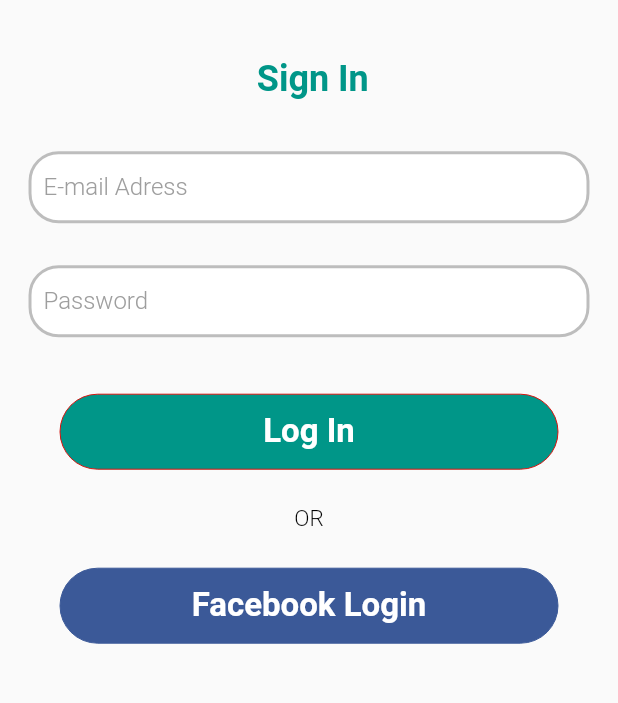
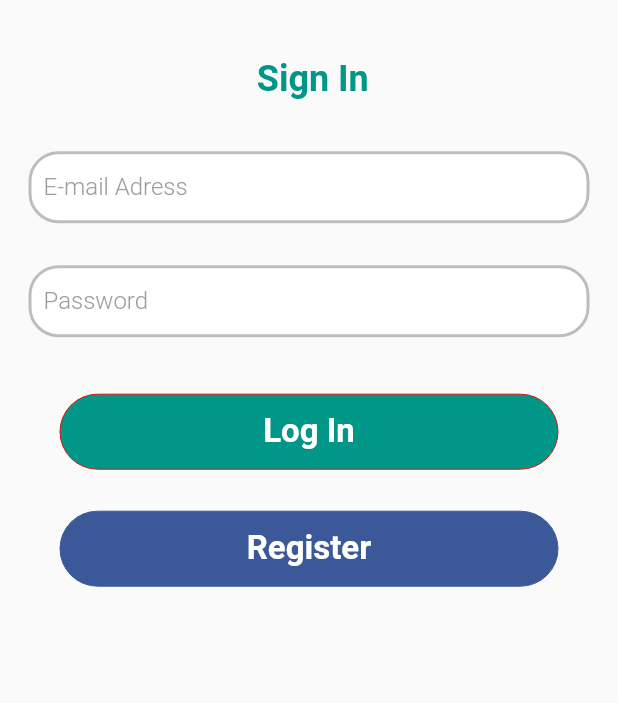
Before and after one commit to OldArchieve/flutter_basic, a Flutter app: the screen it shows after launch, on a phone screen of 412 x 824 dp, the part 189-892 px from its top. Run offline on Flutter 3.47's test engine with Material 2 defaults, Android fonts, the phone set to English and light mode, and no system bars; our stand-ins replace flutter_mobx, mobx; generated files the repository leaves out were written again; Roboto replaces fonts that are missing (OpenSans).

Commit message:
login/register screen fix

```diff
--- a/lib/business/validator.dart
+++ b/lib/business/validator.dart
@@ -20,4 +20,8 @@ class Validator {
   static bool validatePassword(String text) {
     return text.toString().length >= 6;
   }
+
+  static bool validateEmailMatch(String text, String confirmText) {
+    return text.toString() == confirmText.toString();
+  }
 }
--- /dev/null
+++ b/lib/constants/constants.dart
@@ -0,0 +1,16 @@
+class Constants {
+  static const EMAIL_DOES_NOT_MATCH_MESSAGE = "Emails does not match";
+  static const PASSWORD_FAIL_MESAGE =
+      "Password should contain atleast 6 letters";
+  static const EMAIL_FAIL_MESSAGE = "Enter a proper email id";
+  static const EMAIL_FAIL = "Email failure";
+  static const PASSWORD_FAIL = "Password failure";
+  static const EMAIL_NO_MATCH = "Email/Confirm Email failure";
+  static const CONFIRM_EMAIL_FAIL = "Confirm email Failure";
+  static const CONFIRM_EMAIL_FAIL_MESSAGE =
+      "Confirm email is invalid. Enter a valid confirm Email id";
+  static const SUCCESS = "Success";
+  static const SUCCESS_MESSAGE = "Successfully Signed";
+  static const REGISTER_TYPE = "Register";
+  static const LOGIN_TYPE = "Login";
+}
--- a/lib/main.dart
+++ b/lib/main.dart
@@ -1,9 +1,15 @@
+import 'package:basic/screens/auth.screens.dart';
+import 'package:basic/screens/entry.screen.dart';
+
+import './stores/user.store.dart';
 import 'package:flutter/material.dart';
 
 import './screens/sign_up.screen.dart';
 import './screens/settings.screen.dart';
 import './screens/landing.screen.dart';
 import './screens/sign_in.screen.dart';
+import 'package:flutter_mobx/flutter_mobx.dart';
+import 'package:provider/provider.dart';
 
 void main() => runApp(MyApp());
 
@@ -15,11 +21,18 @@ class MyApp extends StatelessWidget {
       theme: ThemeData(
         primarySwatch: Colors.teal,
       ),
-      home: SignInScreen(),
+      home: MultiProvider(
+        providers: [
+          Provider<UsersStore>(
+            create: (_) => UsersStore(),
+          ),
+        ],
+        child: EntryScreen(),
+      ),
       routes: {
         SettingsScreen.routeName: (ctx) => SettingsScreen(),
-        SignUpScreen.routeName: (ctx) => SignUpScreen(),
-        SignInScreen.routeName: (ctx) => SignInScreen(),
+        AuthScreens.routeName: (ctx) => AuthScreens(),
+        LandingScreen.routeName: (ctx) => LandingScreen(),
       },
     );
   }
--- /dev/null
+++ b/lib/screens/auth.screens.dart
@@ -0,0 +1,37 @@
+import 'package:basic/constants/constants.dart';
+import 'package:basic/screens/sign_in.screen.dart';
+import 'package:basic/screens/sign_up.screen.dart';
+import 'package:basic/stores/user.store.dart';
+import 'package:flutter/material.dart';
+import 'package:provider/provider.dart';
+
+class AuthScreens extends StatefulWidget {
+  static const routeName = "auth-screens";
+
+  @override
+  _AuthScreensState createState() => _AuthScreensState();
+}
+
+class _AuthScreensState extends State<AuthScreens> {
+  bool _isLogin = true;
+
+  void changeScreen(String type) {
+    if (type == Constants.REGISTER_TYPE) {
+      setState(() {
+        _isLogin = false;
+      });
+    }
+    if (type == Constants.LOGIN_TYPE) {
+      setState(() {
+        _isLogin = true;
+      });
+    }
+  }
+
+  @override
+  Widget build(BuildContext context) {
+    return Scaffold(
+      body: _isLogin ? SignInScreen(changeScreen) : SignUpScreen(changeScreen),
+    );
+  }
+}
--- /dev/null
+++ b/lib/screens/entry.screen.dart
@@ -0,0 +1,31 @@
+import 'package:basic/screens/auth.screens.dart';
+import 'package:basic/screens/landing.screen.dart';
+import 'package:basic/screens/sign_in.screen.dart';
+import 'package:basic/screens/sign_up.screen.dart';
+import 'package:flutter/material.dart';
+import 'package:provider/provider.dart';
+import '../stores/user.store.dart';
+import 'package:flutter_mobx/flutter_mobx.dart';
+
+class EntryScreen extends StatefulWidget {
+  @override
+  _EntryScreenState createState() => _EntryScreenState();
+}
+
+class _EntryScreenState extends State<EntryScreen> {
+  bool isLoggedIn = false;
+
+  @override
+  Widget build(BuildContext context) {
+    final usersStore = Provider.of<UsersStore>(context);
+    return Observer(
+      builder: (_con) {
+        if (usersStore.isUserLoggedIn) {
+          return LandingScreen();
+        } else {
+          return AuthScreens();
+        }
+      },
+    );
+  }
+}
--- a/lib/screens/landing.screen.dart
+++ b/lib/screens/landing.screen.dart
@@ -4,6 +4,8 @@ import '../widgets/app_drawer.dart';
 import 'package:flutter/material.dart';
 
 class LandingScreen extends StatelessWidget {
+  static const routeName = "landing-screen";
+
   @override
   Widget build(BuildContext context) {
     return Scaffold(
--- a/lib/screens/sign_in.screen.dart
+++ b/lib/screens/sign_in.screen.dart
@@ -1,4 +1,8 @@
+import 'package:basic/constants/constants.dart';
+import 'package:basic/screens/sign_up.screen.dart';
+import 'package:basic/stores/user.store.dart';
 import "package:flutter/material.dart";
+import 'package:provider/provider.dart';
 //import 'package:flutter_facebook_login/flutter_facebook_login.dart';
 import "../widgets/custom_textfield.widget.dart";
 import '../business/auth.dart';
@@ -10,6 +14,10 @@ import '../models/user.dart';
 
 class SignInScreen extends StatefulWidget {
   static const routeName = "/signIn";
+  final Function changeScreen;
+
+  SignInScreen(this.changeScreen);
+
   _SignInScreenState createState() => _SignInScreenState();
 }
 
@@ -51,8 +59,8 @@ class _SignInScreenState extends State<SignInScreen> {
 
   @override
   Widget build(BuildContext context) {
-    return Scaffold(
-      body: Stack(
+    final usersStore = Provider.of<UsersStore>(context);
+    return Stack(
       children: <Widget>[
         Column(
           crossAxisAlignment: CrossAxisAlignment.stretch,
@@ -120,7 +128,7 @@ class _SignInScreenState extends State<SignInScreen> {
                       _emailLogin(
                           email: _email.text,
                           password: _password.text,
-                            context: context);
+                          usersStore: usersStore);
                     },
                     splashColor: Colors.black12,
                     borderColor: Color.fromRGBO(212, 20, 15, 1.0),
@@ -129,29 +137,16 @@ class _SignInScreenState extends State<SignInScreen> {
                   ),
                 ),
                 Padding(
-                    padding: const EdgeInsets.all(10.0),
-                    child: Text(
-                      "OR",
-                      softWrap: true,
-                      textAlign: TextAlign.center,
-                      style: TextStyle(
-                        color: Colors.black,
-                        decoration: TextDecoration.none,
-                        fontSize: 15.0,
-                        fontWeight: FontWeight.w300,
-                        fontFamily: "OpenSans",
-                      ),
-                    ),
-                  ),
-                  Padding(
                   padding: const EdgeInsets.symmetric(
                       vertical: 14.0, horizontal: 40.0),
                   child: CustomFlatButton(
-                      title: "Facebook Login",
+                    title: "Register",
                     fontSize: 22,
                     fontWeight: FontWeight.w700,
                     textColor: Colors.white,
-                      onPressed: () {},
+                    onPressed: () {
+                      widget.changeScreen(Constants.REGISTER_TYPE);
+                    },
                     splashColor: Colors.black12,
                     borderColor: Color.fromRGBO(59, 89, 152, 1.0),
                     borderWidth: 0,
@@ -178,7 +173,6 @@ class _SignInScreenState extends State<SignInScreen> {
           ),
         ),
       ],
-      ),
     );
   }
 
@@ -188,24 +182,21 @@ class _SignInScreenState extends State<SignInScreen> {
     });
   }
 
-  void _emailLogin(
-      {String email, String password, BuildContext context}) async {
-    if (Validator.validateEmail(email) &&
-        Validator.validatePassword(password)) {
-      try {
-        SystemChannels.textInput.invokeMethod('TextInput.hide');
+  void _emailLogin({String email, String password, final usersStore}) async {
+    if (!Validator.validateEmail(email)) {
       _changeBlackVisible();
-        await Auth.signIn(email, password)
-            .then((uid) => Navigator.of(context).pop());
-      } catch (e) {
-        print("Error in email sign in: $e");
-        String exception = Auth.getExceptionText(e);
       _showErrorAlert(
-          title: "Login failed",
-          content: exception,
-          onPressed: _changeBlackVisible,
-        );
-      }
+          title: Constants.EMAIL_FAIL,
+          content: Constants.EMAIL_FAIL_MESSAGE,
+          onPressed: _changeBlackVisible);
+    } else if (!Validator.validatePassword(password)) {
+      _changeBlackVisible();
+      _showErrorAlert(
+          title: Constants.PASSWORD_FAIL,
+          content: Constants.PASSWORD_FAIL_MESAGE,
+          onPressed: _changeBlackVisible);
+    } else {
+      usersStore.userSignIn(email, password);
     }
   }
 
--- a/lib/widgets/app_drawer.dart
+++ b/lib/widgets/app_drawer.dart
@@ -1,3 +1,4 @@
+import 'package:basic/screens/landing.screen.dart';
 import 'package:basic/screens/settings.screen.dart';
 import 'package:flutter/material.dart';
 
@@ -19,7 +20,8 @@ class AppDrawer extends StatelessWidget {
                 leading: Icon(Icons.home),
                 title: Text('Home'),
                 onTap: () {
-                  Navigator.of(context).pushReplacementNamed('/');
+                  Navigator.of(context)
+                      .pushReplacementNamed(LandingScreen.routeName);
                 },
               ),
               Divider(),
--- a/pubspec.yaml
+++ b/pubspec.yaml
@@ -21,6 +21,7 @@ dependencies:
     sdk: flutter
   mobx:
   flutter_mobx:
+  provider:
 
   # The following adds the Cupertino Icons font to your application.
   # Use with the CupertinoIcons class for iOS style icons.
```
Also changed, not shown: lib/screens/sign_up.screen.dart (+74 -80 lines), lib/stores/user.store.dart (added, +20 -0 lines), lib/stores/user.store.g.dart (added), pubspec.lock. Lines whose indentation alone changed are shown as unchanged.
